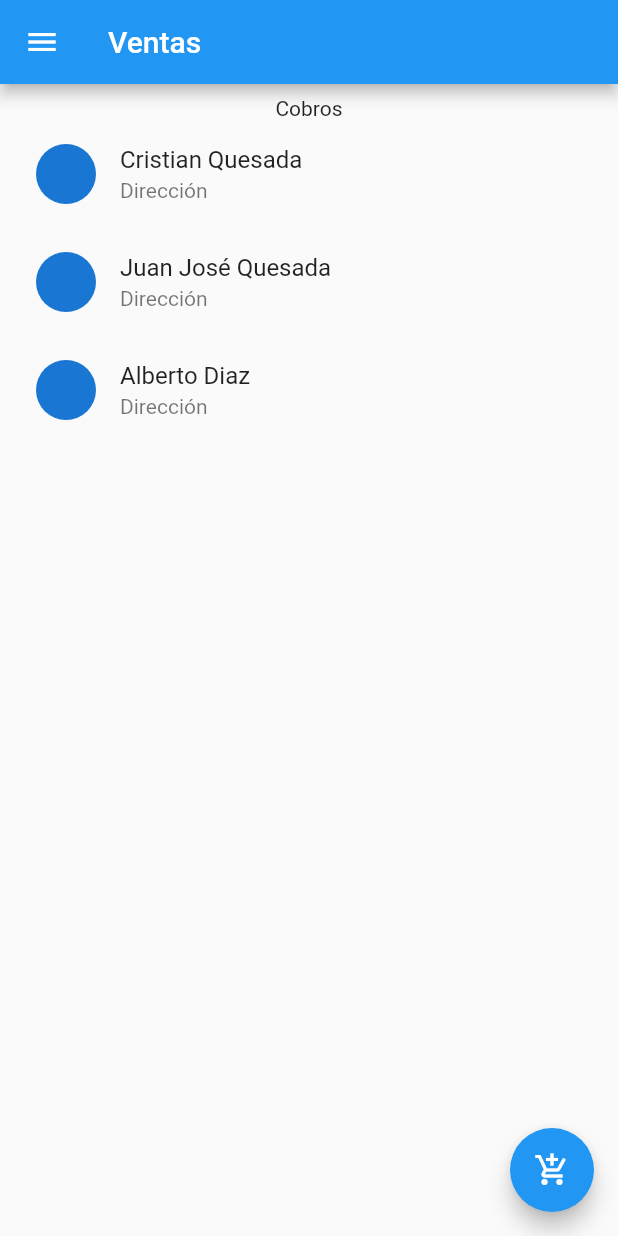
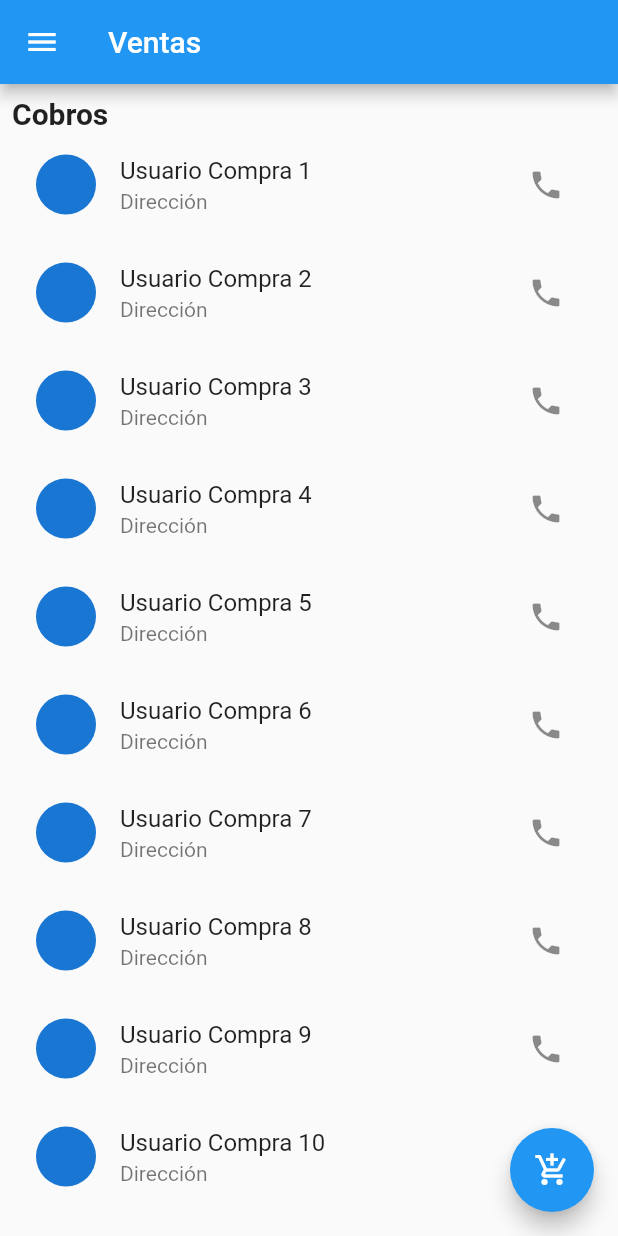
Before and after one commit to coscristian/Sales-App, a Flutter app: the PaymentsPage screen opened directly, on a phone screen of 412 x 824 dp. Run offline on Flutter 3.47's test engine with Material 2 defaults, Android fonts, the light colour scheme and no system bars.

Commit message:
Ajuste payments page

```diff
--- a/lib/app.dart
+++ b/lib/app.dart
@@ -1,6 +1,7 @@
 import 'package:flutter/material.dart';
 import 'package:ventas/pages/login.dart';
 import 'pages/new_sale.dart';
+import 'pages/payments.dart';
 
 class MyApp extends StatelessWidget {
   const MyApp({super.key});
@@ -9,7 +10,7 @@ class MyApp extends StatelessWidget {
   Widget build(BuildContext context) {
     return const MaterialApp(
       title: "Ventas a domicilio",
-      home: LoginPage(),
+      home: PaymentsPage(),
     );
   }
 }
--- a/lib/pages/payments.dart
+++ b/lib/pages/payments.dart
@@ -1,11 +1,14 @@
 import 'package:flutter/material.dart';
 import '../widgets/drawer.dart';
+import 'new_sale.dart';
 
 class PaymentsPage extends StatelessWidget {
   const PaymentsPage({super.key});
 
   @override
   Widget build(BuildContext context) {
+    final lista = _listarCobros();
+
     return Scaffold(
       appBar: AppBar(
         title: const Text("Ventas"),
@@ -14,37 +17,53 @@ class PaymentsPage extends StatelessWidget {
       body: Padding(
         padding: const EdgeInsets.all(8.0),
         child: Column(
+          crossAxisAlignment: CrossAxisAlignment.start,
           children: [
-            const Text("Cobros"),
+            const Text(
+              "Cobros",
+              style: TextStyle(fontSize: 20, fontWeight: FontWeight.bold),
+            ),
             Expanded(
-              child: ListView(
-                children: [
-                  ListTile(
-                    leading: const CircleAvatar(),
-                    title: const Text("Cristian Quesada"),
-                    subtitle: const Text("Dirección"),
-                    onTap: () {},
+              child: ListView.builder(
+                itemCount: lista.length,
+                itemBuilder: (context, index) => ListTile(
+                  leading: const CircleAvatar(),
+                  title: Text(lista[index]),
+                  subtitle: const Text("Dirección"),
+                  trailing: IconButton(
+                    icon: const Icon(Icons.phone),
+                    onPressed: () {
+                      // TODO: Realizar la llamada telefonica
+                    },
                   ),
-                  ListTile(
-                    leading: const CircleAvatar(),
-                    title: const Text("Juan José Quesada"),
-                    subtitle: const Text("Dirección"),
-                    onTap: () {},
-                  ),
-                  ListTile(
-                    leading: const CircleAvatar(),
-                    title: const Text("Alberto Diaz"),
-                    subtitle: const Text("Dirección"),
-                    onTap: () {},
-                  ),
-                ],
+                  onTap: () {
+                    //TODO: Ir a la ventana de cobro
+                  },
+                ),
               ),
             )
           ],
         ),
       ),
       floatingActionButton: FloatingActionButton(
-          child: const Icon(Icons.add_shopping_cart), onPressed: () {}),
+        child: const Icon(Icons.add_shopping_cart),
+        onPressed: () {
+          Navigator.push(
+            context,
+            MaterialPageRoute(
+              builder: (context) => const NewSalePage(),
+            ),
+          );
+        },
+      ),
+    );
+  }
+
+  List<String> _listarCobros() {
+    // TODO: Traer la lista de cobros del día de la BD
+    return List<String>.generate(
+      10,
+      (index) => "Usuario Compra ${index + 1}",
     );
   }
 }
--- a/lib/widgets/drawer.dart
+++ b/lib/widgets/drawer.dart
@@ -5,7 +5,6 @@ class DrawerWidget extends StatelessWidget {
 
   @override
   Widget build(BuildContext context) {
-    // TODO: implement build
     return Drawer(
       child: ListView(
         padding: EdgeInsets.zero,
```
